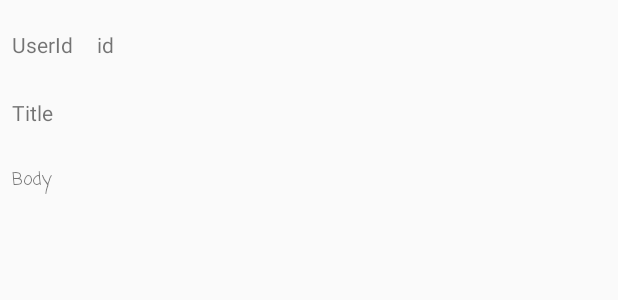
After one commit to clovisHub/VolleyApp, an Android app: the layout post_item.xml on its own in the app's theme, with its tools: preview values and no code run, on a phone screen of 412 x 824 dp. The commit adds this screen. Shown: the top 300 px of the screen. Run offline under Robolectric (Android 15) with nearby library versions, the phone set to English and light mode, and no system bars; network calls fail.

Commit message:
Add RecyclerView adapter

```diff
--- a/app/build.gradle
+++ b/app/build.gradle
@@ -20,6 +20,10 @@ android {
             proguardFiles getDefaultProguardFile('proguard-android-optimize.txt'), 'proguard-rules.pro'
         }
     }
+
+    dataBinding {
+        enabled = true
+    }
 }
 
 dependencies {
@@ -33,4 +37,5 @@ dependencies {
 
     implementation 'com.android.volley:volley:1.1.1'
     implementation 'com.google.code.gson:gson:2.8.6'
+    implementation 'com.android.support:recyclerview-v7:28.0.0'
 }
--- a/app/src/main/java/com/clovis/volleyapp/viewmodel/VolleyViewmodel.kt
+++ b/app/src/main/java/com/clovis/volleyapp/viewmodel/VolleyViewModel.kt
@@ -4,7 +4,7 @@ import android.arch.lifecycle.AndroidViewModel
 import com.clovis.volleyapp.VolleyApp
 import com.clovis.volleyapp.repository.RepositoryCall
 
-class VolleyViewmodel(private val app: VolleyApp): AndroidViewModel(app) {
+class VolleyViewModel(private val app: VolleyApp): AndroidViewModel(app) {
 
     fun fetchPosts() {
         //RepositoryCall.getComments(app)
--- a/app/src/main/java/com/clovis/volleyapp/views/MainActivity.kt
+++ b/app/src/main/java/com/clovis/volleyapp/views/MainActivity.kt
@@ -4,14 +4,14 @@ import android.support.v7.app.AppCompatActivity
 import android.os.Bundle
 import com.clovis.volleyapp.R
 import com.clovis.volleyapp.VolleyApp
-import com.clovis.volleyapp.viewmodel.VolleyViewmodel
+import com.clovis.volleyapp.viewmodel.VolleyViewModel
 
 class MainActivity : AppCompatActivity() {
 
     override fun onCreate(savedInstanceState: Bundle?) {
         super.onCreate(savedInstanceState)
         setContentView(R.layout.activity_main)
-        val viewModel = VolleyViewmodel(application as VolleyApp)
+        val viewModel = VolleyViewModel(application as VolleyApp)
         viewModel.fetchPosts()
     }
 }
--- /dev/null
+++ b/app/src/main/res/layout/post_item.xml
@@ -0,0 +1,66 @@
+<?xml version="1.0" encoding="utf-8"?>
+<layout xmlns:app="http://schemas.android.com/apk/res-auto"
+        xmlns:tools="http://schemas.android.com/tools"
+        xmlns:android="http://schemas.android.com/apk/res/android">
+    <data>
+        <variable name="post" type="com.clovis.volleyapp.models.Post"/>
+    </data>
+    <android.support.constraint.ConstraintLayout
+            android:layout_width="match_parent"
+            android:layout_height="150dp">
+
+        <TextView
+                tools:text="UserId"
+                android:text="@{post.userId}"
+                android:layout_width="wrap_content"
+                android:layout_height="wrap_content"
+                android:id="@+id/userId"
+                app:layout_constraintStart_toStartOf="parent"
+                android:layout_marginStart="8dp"
+                app:layout_constraintTop_toTopOf="parent"
+                android:layout_marginTop="20dp"/>
+        <TextView
+                tools:text="Body"
+                android:text="@{post.body}"
+                android:layout_width="0dp"
+                android:layout_height="wrap_content"
+                android:id="@+id/bodyId"
+                app:layout_constraintEnd_toEndOf="parent"
+                android:layout_marginEnd="8dp"
+                android:fontFamily="casual"
+                android:textSize="12sp"
+                app:layout_constraintStart_toStartOf="parent"
+                android:layout_marginStart="8dp"
+                app:layout_constraintTop_toBottomOf="@+id/titleId"
+                android:layout_marginTop="26dp"
+                app:layout_constraintHorizontal_bias="1.0"
+                app:layout_constraintBottom_toBottomOf="parent" app:layout_constraintVertical_bias="0.0"/>
+        <TextView
+                tools:text="id"
+                android:text="@{post.id}"
+                android:layout_width="0dp"
+                android:layout_height="0dp"
+                android:id="@+id/postId"
+                app:layout_constraintStart_toEndOf="@+id/userId"
+                android:layout_marginStart="16dp"
+                app:layout_constraintTop_toTopOf="@+id/userId"
+                app:layout_constraintBottom_toBottomOf="@+id/userId"
+                app:layout_constraintEnd_toEndOf="parent"
+                android:layout_marginEnd="8dp"/>
+        <TextView
+                tools:text="Title"
+                android:text="@{post.title}"
+                android:layout_width="0dp"
+                android:layout_height="wrap_content"
+                android:id="@+id/titleId"
+                android:textSize="14sp"
+                android:fontFamily="sans-serif-condensed-light|Bold"
+                app:layout_constraintEnd_toEndOf="parent"
+                android:layout_marginEnd="8dp"
+                app:layout_constraintStart_toStartOf="parent"
+                android:layout_marginStart="8dp"
+                app:layout_constraintTop_toBottomOf="@+id/userId"
+                android:layout_marginTop="26dp"/>
+
+    </android.support.constraint.ConstraintLayout>
+</layout>
```
Also changed, not shown: app/src/main/java/com/clovis/volleyapp/views/PostsAdapter.kt (added, +34 -0 lines), app/src/main/res/layout/fragment_posts.xml (added, +24 -0 lines).
